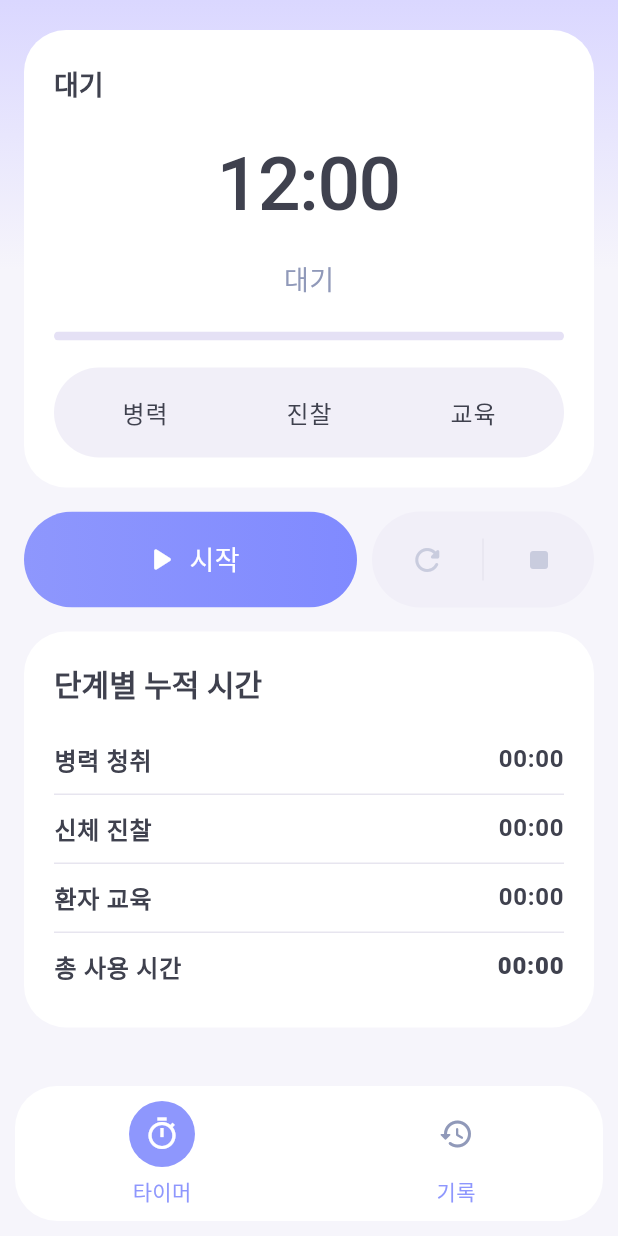
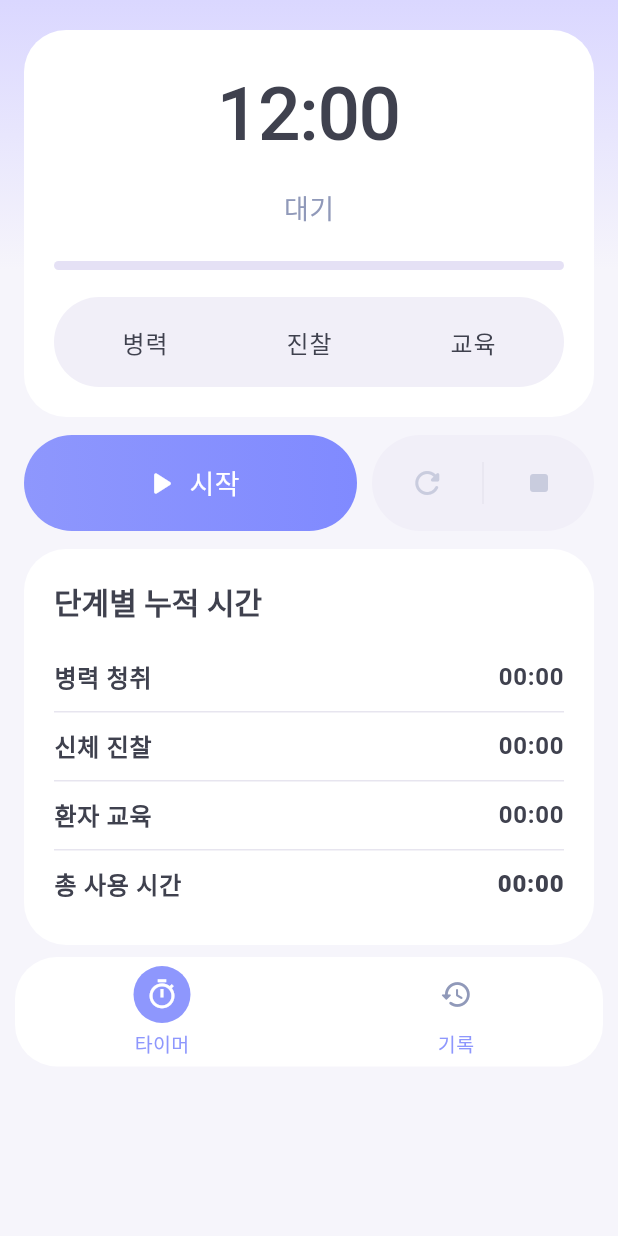
Before and after one commit to ksroh0202/cpx_timer, a Flutter app: the screen it shows after launch, on a phone screen of 412 x 824 dp. Run offline on Flutter 3.47's test engine with Material 3 defaults, Android fonts, the phone set to English and light mode, and no system bars; our stand-ins replace audioplayers, shared_preferences.

Commit message:
레이아웃 수정

```diff
--- a/lib/screens/home_page.dart
+++ b/lib/screens/home_page.dart
@@ -448,16 +448,19 @@ class _HomePageState extends State<HomePage> {
 
   @override
   Widget build(BuildContext context) {
-    final pages = [
-      _buildTimerPage(),
-      _buildHistoryPage(),
-    ];
-
     return Scaffold(
       body: SafeArea(
         child: Column(
           children: [
-            Expanded(child: pages[_selectedTab]),
+            if (_selectedTab == 0)
+              Flexible(
+                fit: FlexFit.loose,
+                child: _buildTimerPage(),
+              )
+            else
+              Expanded(
+                child: _buildHistoryPage(),
+              ),
             _buildBottomNav(),
           ],
         ),
@@ -480,12 +483,13 @@ class _HomePageState extends State<HomePage> {
           ),
         ),
         ListView(
-          padding: const EdgeInsets.fromLTRB(16, 20, 16, 16),
+          shrinkWrap: true,
+          padding: const EdgeInsets.fromLTRB(16, 20, 16, 8),
           children: [
             _buildStatusCard(),
-            const SizedBox(height: 16),
+            const SizedBox(height: 12),
             _buildActionPanel(),
-            const SizedBox(height: 16),
+            const SizedBox(height: 12),
             _buildStageSummaryCard(),
           ],
         ),
@@ -500,15 +504,10 @@ class _HomePageState extends State<HomePage> {
 
     return Container(
       decoration: AppStyles.cardDecoration,
-      padding: const EdgeInsets.fromLTRB(20, 24, 20, 20),
+      padding: const EdgeInsets.fromLTRB(20, 20, 20, 20),
       child: Column(
         crossAxisAlignment: CrossAxisAlignment.start,
         children: [
-          Text(
-            _statusText,
-            style: Theme.of(context).textTheme.titleLarge,
-          ),
-          const SizedBox(height: 20),
           Center(
             child: Text(
               _mainTimeText,
@@ -827,8 +826,8 @@ class _HomePageState extends State<HomePage> {
 
   Widget _buildBottomNav() {
     return Container(
-      margin: const EdgeInsets.fromLTRB(10, 0, 10, 10),
-      padding: const EdgeInsets.symmetric(vertical: 10),
+      margin: const EdgeInsets.fromLTRB(10, 0, 10, 8),
+      padding: const EdgeInsets.symmetric(vertical: 6),
       decoration: AppStyles.cardDecoration,
       child: Row(
         children: [
@@ -843,8 +842,8 @@ class _HomePageState extends State<HomePage> {
                 mainAxisSize: MainAxisSize.min,
                 children: [
                   Container(
-                    width: 44,
-                    height: 44,
+                    width: 38,
+                    height: 38,
                     decoration: BoxDecoration(
                       color: _selectedTab == 0
                           ? AppColors.primary
@@ -853,16 +852,17 @@ class _HomePageState extends State<HomePage> {
                     ),
                     child: Icon(
                       Icons.timer_outlined,
+                      size: 22,
                       color: _selectedTab == 0
                           ? AppColors.primaryTextOn
                           : AppColors.textMuted,
                     ),
                   ),
-                  const SizedBox(height: 6),
+                  const SizedBox(height: 4),
                   Text(
                     '타이머',
                     style: Theme.of(context).textTheme.bodyMedium?.copyWith(
-                      fontSize: 14,
+                      fontSize: 13,
                       fontWeight: FontWeight.w500,
                       color: _selectedTab == 0
                           ? AppColors.primary
@@ -884,8 +884,8 @@ class _HomePageState extends State<HomePage> {
                 mainAxisSize: MainAxisSize.min,
                 children: [
                   Container(
-                    width: 44,
-                    height: 44,
+                    width: 38,
+                    height: 38,
                     decoration: BoxDecoration(
                       color: _selectedTab == 1
                           ? AppColors.primary
@@ -894,16 +894,17 @@ class _HomePageState extends State<HomePage> {
                     ),
                     child: Icon(
                       Icons.history_rounded,
+                      size: 22,
                       color: _selectedTab == 1
                           ? AppColors.primaryTextOn
                           : AppColors.textMuted,
                     ),
                   ),
-                  const SizedBox(height: 6),
+                  const SizedBox(height: 4),
                   Text(
                     '기록',
                     style: Theme.of(context).textTheme.bodyMedium?.copyWith(
-                      fontSize: 14,
+                      fontSize: 13,
                       fontWeight: FontWeight.w500,
                       color: _selectedTab == 0
                           ? AppColors.primary
```
